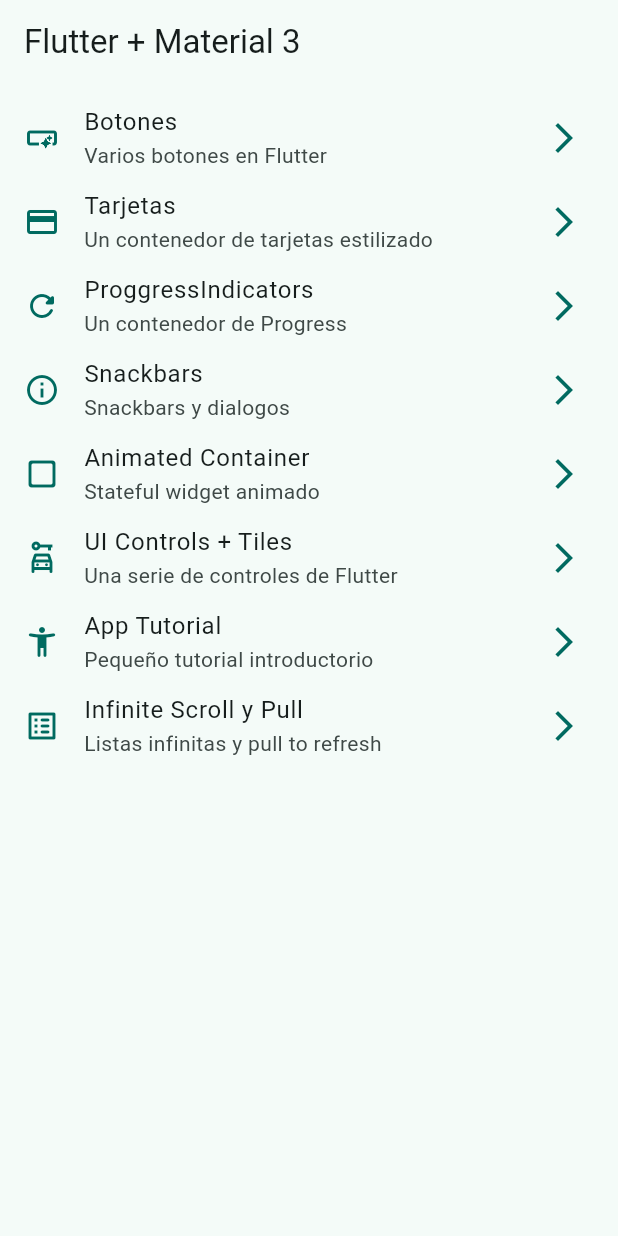
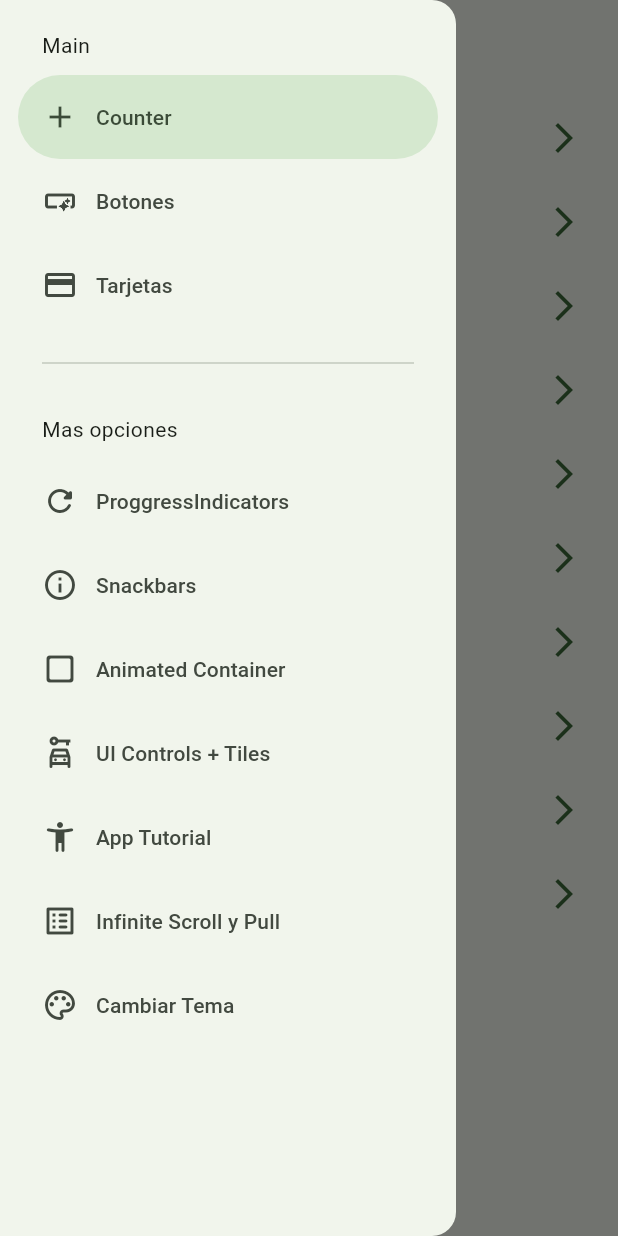
Before and after one commit to eeramirez10/widgets_app, a Flutter app: the screen it shows after launch, with the side drawer open (before the commit the screen has no drawer), on a phone screen of 412 x 824 dp. Run offline on Flutter 3.47's test engine with Material 3 defaults, Android fonts, the phone set to English and light mode, and no system bars; our stand-ins replace animate_do, flutter_riverpod, go_router.

Commit message:
before state notifier

```diff
--- a/lib/config/menu/menu_items.dart
+++ b/lib/config/menu/menu_items.dart
@@ -14,6 +14,11 @@ class MenuItem {
 }
 
 const appMenuItems = <MenuItem>[
+  MenuItem(
+      title: 'Counter',
+      icon: Icons.add,
+      subTitle: 'Counter con Riverpod',
+      link: '/counter'),
   MenuItem(
       title: 'Botones',
       icon: Icons.smart_button_outlined,
@@ -53,5 +58,10 @@ const appMenuItems = <MenuItem>[
       title: 'Infinite Scroll y Pull',
       icon: Icons.list_alt_rounded,
       subTitle: 'Listas infinitas y pull to refresh',
-      link: '/infinite')
+      link: '/infinite'),
+  MenuItem(
+      title: 'Cambiar Tema',
+      icon: Icons.color_lens_outlined,
+      subTitle: 'Theme Changer',
+      link: '/theme-changer')
 ];
--- a/lib/config/router/app_router.dart
+++ b/lib/config/router/app_router.dart
@@ -3,10 +3,12 @@ import 'package:widgets_app/presentation/screens/animated/animated_screen.dart';
 import 'package:widgets_app/presentation/screens/app_tutorial/app_tutorial_screen.dart';
 import 'package:widgets_app/presentation/screens/buttons/buttons_screen.dart';
 import 'package:widgets_app/presentation/screens/cards/card_screen.dart';
+import 'package:widgets_app/presentation/screens/counter/counter_screen.dart';
 import 'package:widgets_app/presentation/screens/home/home_screen.dart';
 import 'package:widgets_app/presentation/screens/infinite_scroll/infinite_scroll_screen.dart';
 import 'package:widgets_app/presentation/screens/progress/progress_screen.dart';
 import 'package:widgets_app/presentation/screens/snackbar/snackbar_screen.dart';
+import 'package:widgets_app/presentation/screens/theme_changer/theme_changer_screen.dart';
 import 'package:widgets_app/presentation/screens/ui_controls/ui_controls_screen.dart';
 
 final router = GoRouter(routes: <RouteBase>[
@@ -46,4 +48,12 @@ final router = GoRouter(routes: <RouteBase>[
       name: InfiniteScrollScreen.name,
       path: '/infinite',
       builder: (context, state) => const InfiniteScrollScreen()),
+  GoRoute(
+      name: CouterScreen.name,
+      path: '/counter',
+      builder: (context, state) => const CouterScreen()),
+  GoRoute(
+      name: ThemeChangerScreen.name,
+      path: '/theme-changer',
+      builder: (context, state) => const ThemeChangerScreen()),
 ]);
--- a/lib/config/theme/app_theme.dart
+++ b/lib/config/theme/app_theme.dart
@@ -9,10 +9,12 @@ const colorsList = <Color> [
   Colors.deepPurple
 ];
 
-class AppTheme {
+class AppTheme  {
   final int selectedColor;
+  final bool isDark;
   AppTheme({
-    this.selectedColor = 0
+    this.selectedColor = 0,
+    this.isDark = false
   }): assert ( selectedColor >= 0, 'Color must be greather than 0'),
   assert (selectedColor < colorsList.length, 'Color must be less or equal than ${colorsList.length - 1}');
 
@@ -20,6 +22,7 @@ class AppTheme {
   ThemeData getTheme () {
     return ThemeData(
       useMaterial3: true,
+      brightness: isDark ? Brightness.dark : Brightness.light,
       colorSchemeSeed: colorsList[selectedColor],
       appBarTheme: const AppBarTheme(
         centerTitle: false
--- a/lib/main.dart
+++ b/lib/main.dart
@@ -1,27 +1,29 @@
 import 'package:flutter/material.dart';
+import 'package:flutter_riverpod/flutter_riverpod.dart';
 import 'package:widgets_app/config/router/app_router.dart';
 import 'package:widgets_app/config/theme/app_theme.dart';
-import 'package:widgets_app/presentation/screens/buttons/buttons_screen.dart';
-import 'package:widgets_app/presentation/screens/cards/card_screen.dart';
-import 'package:widgets_app/presentation/screens/home/home_screen.dart';
+import 'package:widgets_app/presentation/providers/is_dark_provider.dart';
 
 void main() {
-  runApp(const MainApp());
+  runApp(const ProviderScope(
+    child: MainApp()
+  ));
 }
 
-class MainApp extends StatelessWidget {
+class MainApp extends ConsumerWidget {
   const MainApp({super.key});
 
   @override
-  Widget build(BuildContext context) {
+  Widget build(BuildContext context, ref) {
+    final selectedColor = ref.watch(selectedColorProvider);
+    final darkMode = ref.watch(isDarkProvider);
+    final appTheme = AppTheme(selectedColor: selectedColor, isDark: darkMode);
 
-    final appTheme = AppTheme(selectedColor: 1);
 
-    return  MaterialApp.router(
+    return MaterialApp.router(
       routerConfig: router,
       theme: appTheme.getTheme(),
       debugShowCheckedModeBanner: false,
-
     );
   }
 }
--- /dev/null
+++ b/lib/presentation/providers/counter_provider.dart
@@ -0,0 +1,5 @@
+
+
+import 'package:flutter_riverpod/flutter_riverpod.dart';
+
+final counterProvider = StateProvider((ref) => 5);
--- /dev/null
+++ b/lib/presentation/providers/is_dark_provider.dart
@@ -0,0 +1,8 @@
+import 'package:flutter_riverpod/flutter_riverpod.dart';
+import 'package:widgets_app/config/theme/app_theme.dart';
+
+final isDarkProvider = StateProvider((ref) => false);
+
+final colorListProvider = StateProvider((ref) => colorsList);
+
+final selectedColorProvider = StateProvider((ref) => 0);
--- a/lib/presentation/screens/home/home_screen.dart
+++ b/lib/presentation/screens/home/home_screen.dart
@@ -1,7 +1,7 @@
 import 'package:flutter/material.dart';
 import 'package:go_router/go_router.dart';
 import 'package:widgets_app/config/menu/menu_items.dart';
-import 'package:widgets_app/presentation/screens/buttons/buttons_screen.dart';
+import 'package:widgets_app/presentation/widgets/side_menu.dart';
 
 class HomeScreen extends StatelessWidget {
   static const name = 'home_screen';
@@ -9,11 +9,16 @@ class HomeScreen extends StatelessWidget {
 
   @override
   Widget build(BuildContext context) {
+
+    final scaffoldKey = GlobalKey<ScaffoldState>();
+
     return Scaffold(
+      key: scaffoldKey,
       appBar: AppBar(
         title: const Text('Flutter + Material 3'),
       ),
       body: const _HomeView(),
+      drawer:  SideMenu(scaffoldKey: scaffoldKey,),
     );
   }
 }
--- /dev/null
+++ b/lib/presentation/widgets/side_menu.dart
@@ -0,0 +1,59 @@
+import 'package:flutter/material.dart';
+import 'package:go_router/go_router.dart';
+import 'package:widgets_app/config/menu/menu_items.dart';
+
+class SideMenu extends StatefulWidget {
+  final GlobalKey<ScaffoldState> scaffoldKey;
+  const SideMenu({super.key, required this.scaffoldKey});
+
+  @override
+  State<SideMenu> createState() => _SideMenuState();
+}
+
+class _SideMenuState extends State<SideMenu> {
+  int navDrawerIndex = 0;
+
+  @override
+  Widget build(BuildContext context) {
+    return NavigationDrawer(
+        onDestinationSelected: onDestinationSelected,
+        selectedIndex: navDrawerIndex,
+        children: [
+          const Padding(
+            padding: EdgeInsets.fromLTRB(28, 20, 16, 10),
+            child: Text('Main'),
+          ),
+          ...appMenuItems.sublist(0, 3).map((menuItem) {
+            return NavigationDrawerDestination(
+              icon: Icon(menuItem.icon),
+              label: Text(menuItem.title),
+            );
+          }),
+          const Padding(
+            padding: EdgeInsets.fromLTRB(28, 16, 28, 10),
+            child: Divider(),
+          ),
+          const Padding(
+            padding: EdgeInsets.fromLTRB(28, 16, 28, 10),
+            child: Text('Mas opciones'),
+          ),
+          ...appMenuItems.sublist(3).map((menuItem) {
+            return NavigationDrawerDestination(
+              icon: Icon(menuItem.icon),
+              label: Text(menuItem.title),
+            );
+          })
+        ]);
+  }
+
+  void onDestinationSelected(int value) {
+    final menuItem = appMenuItems[value];
+    context.push(menuItem.link);
+    setState(() {
+      navDrawerIndex = value;
+    });
+
+    widget.scaffoldKey.currentState?.closeDrawer();
+
+  }
+}
--- a/pubspec.yaml
+++ b/pubspec.yaml
@@ -10,12 +10,18 @@ dependencies:
   animate_do: ^3.1.2
   flutter:
     sdk: flutter
+  flutter_riverpod: ^2.4.9
   go_router: ^13.0.1
+  riverpod_annotation: ^2.3.3
 
 dev_dependencies:
   flutter_test:
     sdk: flutter
   flutter_lints: ^2.0.0
+  riverpod_generator: ^2.3.9
+  build_runner: ^2.4.8
+  custom_lint: ^0.5.8
+  riverpod_lint: ^2.3.7
 
 flutter:
   uses-material-design: true
```
Also changed, not shown: lib/presentation/screens/counter/counter_screen.dart (added, +47 -0 lines), lib/presentation/screens/theme_changer/theme_changer_screen.dart (added, +55 -0 lines), pubspec.lock.
